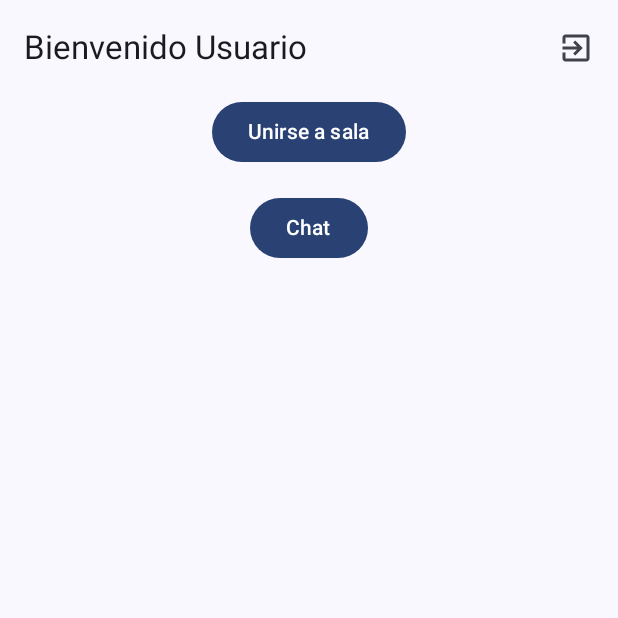
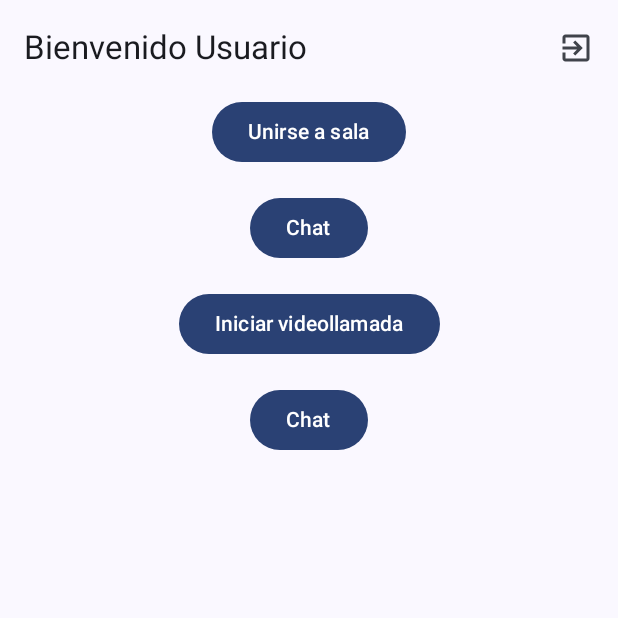
Before and after one commit to EythelVega/Lab-DM-1, an Android app built with Jetpack Compose: the HomeScreen screen opened through its navigation route, after a tap on "Unirse a sala", on a phone screen of 412 x 824 dp, the top half of it. Run offline under Robolectric (Android 15) with nearby library versions, the phone set to English and light mode, and no system bars; our stand-ins replace Firebase (no records; nobody signed in at launch, a user with empty details on screens opened directly); libraries missing offline, so code that uses them is left out: io.agora.rtc; 3 statements that could not run were skipped.

Commit message:
Video Call 2

```diff
--- a/LAB INGDISPMOV/app/build.gradle.kts
+++ b/LAB INGDISPMOV/app/build.gradle.kts
@@ -108,6 +108,8 @@ dependencies {
     implementation("androidx.compose.runtime:runtime-livedata:$compose_version")
 
     implementation ("com.google.accompanist:accompanist-permissions:0.28.0")
+    implementation ("io.agora.rtc:full-sdk:3.7.0")  // La versión más reciente
+    implementation ("androidx.activity:activity-ktx:1.7.0" )// Para compatibilidad con activity result
 }
 
 buildscript {
--- a/LAB INGDISPMOV/app/src/main/AndroidManifest.xml
+++ b/LAB INGDISPMOV/app/src/main/AndroidManifest.xml
@@ -8,6 +8,7 @@
     <uses-permission android:name="android.permission.CAMERA"/>
     <uses-permission android:name="android.permission.RECORD_AUDIO"/>
     <uses-feature android:name="android.hardware.camera" />
+    <uses-permission android:name="android.permission.FOREGROUND_SERVICE"/>
 
     <application
         android:name=".BAVApplication"
@@ -19,7 +20,8 @@
         android:roundIcon="@mipmap/ic_launcher_round"
         android:supportsRtl="true"
         android:theme="@style/Theme.LABDispositivosMovilesBAV"
-        tools:targetApi="31">
+        tools:targetApi="31"
+        android:enableOnBackInvokedCallback="true"> <!-- Agregada la propiedad aquí -->
 
         <meta-data
             android:name="com.google.android.gms.version"
--- a/LAB INGDISPMOV/app/src/main/java/com/bav/labdispositivosmovilesbav/MainActivity.kt
+++ b/LAB INGDISPMOV/app/src/main/java/com/bav/labdispositivosmovilesbav/MainActivity.kt
@@ -1,41 +1,38 @@
 package com.bav.labdispositivosmovilesbav
 
+import android.content.Context
+import android.content.res.Configuration
 import android.os.Bundle
+import android.util.Log
 import androidx.activity.ComponentActivity
 import androidx.activity.compose.setContent
-import androidx.compose.runtime.*
+import androidx.compose.runtime.DisposableEffect
+import androidx.compose.runtime.mutableStateOf
+import androidx.compose.runtime.remember
+import androidx.compose.runtime.rememberCoroutineScope
 import androidx.navigation.compose.rememberNavController
+import com.bav.labdispositivosmovilesbav.data.UserPreferencesRepository
 import com.bav.labdispositivosmovilesbav.navigation.NavGraph
 import com.bav.labdispositivosmovilesbav.ui.theme.LABDispositivosMovilesBAVTheme
-import com.bav.labdispositivosmovilesbav.utils.LanguageManager
-import com.bav.labdispositivosmovilesbav.data.UserPreferencesRepository
-import com.google.firebase.firestore.ktx.firestore
-import com.google.firebase.ktx.Firebase
-import com.google.firebase.auth.FirebaseAuth
-import android.util.Log
-import kotlinx.coroutines.launch
-import com.google.firebase.firestore.FirebaseFirestore
-import androidx.compose.runtime.mutableStateOf
-import com.google.firebase.FirebaseApp
-import androidx.compose.runtime.LaunchedEffect
-import androidx.compose.runtime.remember
-import kotlinx.coroutines.tasks.await
-import com.google.firebase.FirebaseOptions
-import androidx.compose.runtime.DisposableEffect
 import com.google.android.gms.common.ConnectionResult
 import com.google.android.gms.common.GoogleApiAvailability
-import android.content.Context
-import android.content.res.Configuration
+import com.google.firebase.auth.FirebaseAuth
+import com.google.firebase.firestore.FirebaseFirestore
+import io.agora.rtc.IRtcEngineEventHandler
+import io.agora.rtc.RtcEngine
+import kotlinx.coroutines.launch
 import kotlinx.coroutines.runBlocking
-import java.util.*
-import androidx.lifecycle.lifecycleScope
-import kotlinx.coroutines.CoroutineScope
-import kotlinx.coroutines.Dispatchers
+import kotlinx.coroutines.tasks.await
+import java.util.Locale
 
 class MainActivity : ComponentActivity() {
     private val auth = FirebaseAuth.getInstance()
     private val db = FirebaseFirestore.getInstance()
     private var userRole = mutableStateOf("")
+
+    // Initialize RtcEngine variable
+    private lateinit var rtcEngine: RtcEngine
+    private val agoraAppId = "753cc0ad24584a4985b5b4b840fc6560" // Reemplázalo con tu App ID de Agora
 
     override fun attachBaseContext(newBase: Context) {
         try {
@@ -58,17 +55,36 @@ class MainActivity : ComponentActivity() {
         super.onCreate(savedInstanceState)
 
         try {
-            // Verificar Google Play Services
             checkGooglePlayServices()
-
-            // Inicializar Firebase
-            val userPreferencesRepository = UserPreferencesRepository(this)
-
-            setupContent()
+            initializeAgoraEngine()  // Initialize Agora RTC Engine
+            setupContent()  // Set up the UI content
         } catch (e: Exception) {
             Log.e("MainActivity", "Error en onCreate: ${e.message}")
         }
     }
+    private fun initializeAgoraEngine() {
+        try {
+            rtcEngine = RtcEngine.create(this, agoraAppId, object : IRtcEngineEventHandler() {
+                override fun onJoinChannelSuccess(channel: String?, uid: Int, elapsed: Int) {
+                    Log.d("Agora", "Unido a canal: $channel con UID: $uid")
+                }
+
+                override fun onUserJoined(uid: Int, elapsed: Int) {
+                    Log.d("Agora", "Usuario unido: $uid")
+                }
+            })
+
+            rtcEngine.setLogFile(getExternalFilesDir(null)?.absolutePath + "/agora_rtc.log")
+            Log.d("Agora", "Agora RTC Engine inicializado correctamente")
+
+        } catch (e: Exception) {
+            Log.e("Agora", "Error al inicializar Agora RTC Engine: ${e.message}")
+        }
+    }
+
+
+
+
 
     private fun checkGooglePlayServices() {
         val googleApiAvailability = GoogleApiAvailability.getInstance()
@@ -81,6 +97,11 @@ class MainActivity : ComponentActivity() {
         }
     }
 
+    // Initialize Agora RTC Engine
+
+
+
+    // Set up UI content
     private fun setupContent() {
         setContent {
             val navController = rememberNavController()
@@ -117,7 +138,8 @@ class MainActivity : ComponentActivity() {
             LABDispositivosMovilesBAVTheme {
                 NavGraph(
                     navController = navController,
-                    userRole = userRole.value
+                    userRole = userRole.value,
+                    rtcEngine = rtcEngine  // Pass the RtcEngine to NavGraph
                 )
             }
         }
@@ -125,6 +147,8 @@ class MainActivity : ComponentActivity() {
 
     override fun onDestroy() {
         try {
+            RtcEngine.destroy()  // Properly destroy Agora RTC Engine
+            Log.d("Agora", "Agora RTC Engine destruido")
             super.onDestroy()
         } catch (e: Exception) {
             Log.e("MainActivity", "Error en onDestroy: ${e.message}")
--- a/LAB INGDISPMOV/app/src/main/java/com/bav/labdispositivosmovilesbav/screens/HomeScreen.kt
+++ b/LAB INGDISPMOV/app/src/main/java/com/bav/labdispositivosmovilesbav/screens/HomeScreen.kt
@@ -127,6 +127,30 @@ fun HomeScreen(
 
             if (showCameraAndAudioToast) {
                 Toast.makeText(navController.context, "Cámara y micrófono activados", Toast.LENGTH_SHORT).show()
+                if (showCameraAndAudioToast) {
+                    Toast.makeText(navController.context, "Cámara y micrófono activados", Toast.LENGTH_SHORT).show()
+                }
+
+                // Renderiza botones según el rol
+                if (userRole.trim() == "Administrador") {
+                    Button(onClick = { navController.navigate("configuracion") }) {
+                        Text(stringResource(R.string.settings))
+                    }
+                    Button(onClick = { navController.navigate("users") }) {
+                        Text(stringResource(R.string.manage_users))
+                    }
+                } else {
+                    Button(onClick = { navController.navigate("users") }) {
+                        Text(stringResource(R.string.chat))
+                    }
+                }
+
+                // Navegar a VideoCallScreen con un nombre de canal (ejemplo canal123)
+                Button(onClick = {
+                    val channelName = "canal123"  // Nombre del canal, puede ser dinámico según la lógica de tu app
+                    navController.navigate("video_call/$channelName")
+                }) {
+                    Text("Iniciar videollamada")
                 }
 
                 // Renderiza botones según el rol
@@ -145,3 +169,4 @@ fun HomeScreen(
             }
         }
     }
+}
```
Also changed, not shown: LAB INGDISPMOV/app/src/main/java/com/bav/labdispositivosmovilesbav/navigation/NavGraph.kt (+35 -3 lines), LAB INGDISPMOV/app/src/main/java/com/bav/labdispositivosmovilesbav/screens/VideoCallScreen.kt (added, +40 -0 lines), LAB INGDISPMOV/settings.gradle.kts (+5 -2 lines). Lines whose indentation alone changed are shown as unchanged.
